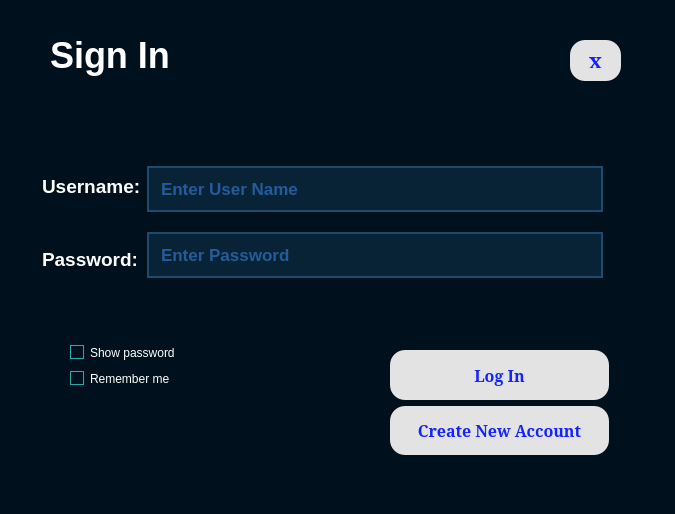
The window that TicTacToeLast - Copy/View/mainpage.ui (Michael-lhany/TIC-TAC-TOE) describes before a commit, drawn with Qt 5.
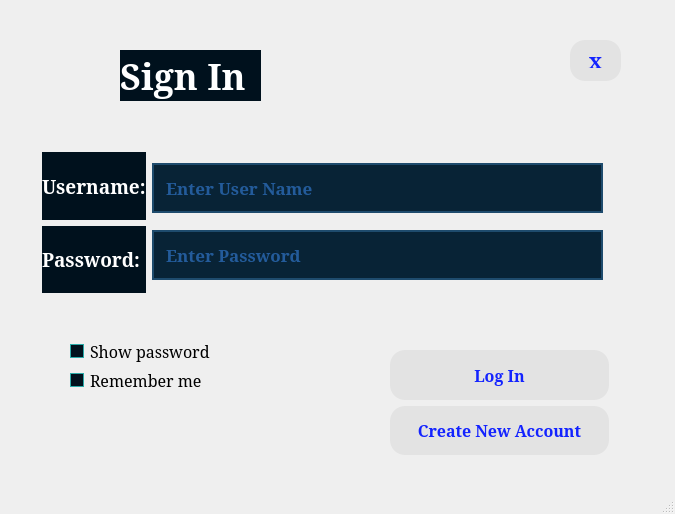
The same window after the commit. Icons and pictures are not drawn.

Commit message: Added Background Pictures

```diff
--- a/TicTacToeLast - Copy/View/mainpage.ui
+++ b/TicTacToeLast - Copy/View/mainpage.ui
@@ -17,47 +17,9 @@
    <iconset theme="appointment-new"/>
   </property>
   <property name="styleSheet">
-   <string notr="true">QWidget
-{
-	background-color: #00111d;
-	color: #ffffff;
-	border-color: #000000;
-
-}</string>
+   <string notr="true"/>
   </property>
   <widget class="QWidget" name="centralwidget">
-   <widget class="QLabel" name="label_6">
-    <property name="geometry">
-     <rect>
-      <x>50</x>
-      <y>30</y>
-      <width>171</width>
-      <height>51</height>
-     </rect>
-    </property>
-    <property name="font">
-     <font>
-      <family>Arial</family>
-      <pointsize>27</pointsize>
-      <bold>true</bold>
-     </font>
-    </property>
-    <property name="styleSheet">
-     <string notr="true">QLabel
-{
-	background-color: #00111d;
-	color: #ffffff;
-	border-color: #000000;
-
-}</string>
-    </property>
-    <property name="text">
-     <string>Sign In</string>
-    </property>
-    <property name="alignment">
-     <set>Qt::AlignLeading|Qt::AlignLeft|Qt::AlignVCenter</set>
-    </property>
-   </widget>
    <widget class="QWidget" name="layoutWidget">
     <property name="geometry">
      <rect>
@@ -196,11 +158,17 @@
     <layout class="QVBoxLayout" name="verticalLayout_2">
      <item>
       <widget class="QCheckBox" name="checkBox_showpassword">
+       <property name="font">
+        <font>
+         <family>SimSun</family>
+         <pointsize>12</pointsize>
+        </font>
+       </property>
        <property name="styleSheet">
         <string notr="true">QCheckBox
 {
 	background-color: transparent;
-	color: #ffffff;
+	color: #000000;
 	border-color: #000000;
 
 }
@@ -255,11 +223,17 @@
      </item>
      <item>
       <widget class="QCheckBox" name="checkBox_2">
+       <property name="font">
+        <font>
+         <family>SimSun</family>
+         <pointsize>12</pointsize>
+        </font>
+       </property>
        <property name="styleSheet">
         <string notr="true">QCheckBox
 {
 	background-color: transparent;
-	color: #ffffff;
+	color: #000000;
 	border-color: #000000;
 
 }
@@ -330,7 +304,7 @@
         <widget class="QLabel" name="label_5">
          <property name="font">
           <font>
-           <family>Arial</family>
+           <family>SimSun</family>
            <pointsize>14</pointsize>
            <bold>true</bold>
           </font>
@@ -356,7 +330,7 @@
         <widget class="QLabel" name="label_4">
          <property name="font">
           <font>
-           <family>Arial</family>
+           <family>SimSun</family>
            <pointsize>14</pointsize>
            <bold>true</bold>
           </font>
@@ -386,7 +360,7 @@
         <widget class="QLineEdit" name="lineEdit_username">
          <property name="font">
           <font>
-           <family>Arial</family>
+           <family>SimSun</family>
            <pointsize>13</pointsize>
            <italic>false</italic>
            <bold>true</bold>
@@ -441,7 +415,7 @@
         <widget class="QLineEdit" name="lineEdit_password">
          <property name="font">
           <font>
-           <family>Arial</family>
+           <family>SimSun</family>
            <pointsize>13</pointsize>
            <bold>true</bold>
           </font>
@@ -560,6 +534,38 @@
      <string>x</string>
     </property>
    </widget>
+   <widget class="QLabel" name="label_6">
+    <property name="geometry">
+     <rect>
+      <x>120</x>
+      <y>50</y>
+      <width>141</width>
+      <height>51</height>
+     </rect>
+    </property>
+    <property name="font">
+     <font>
+      <family>SimSun</family>
+      <pointsize>27</pointsize>
+      <bold>true</bold>
+     </font>
+    </property>
+    <property name="styleSheet">
+     <string notr="true">QLabel
+{
+	background-color: #00111d;
+	color: #ffffff;
+	border-color: #000000;
+
+}</string>
+    </property>
+    <property name="text">
+     <string>Sign In</string>
+    </property>
+    <property name="alignment">
+     <set>Qt::AlignLeading|Qt::AlignLeft|Qt::AlignVCenter</set>
+    </property>
+   </widget>
   </widget>
   <widget class="QMenuBar" name="menubar">
    <property name="geometry">
```
The commit also changes 41 other files.
